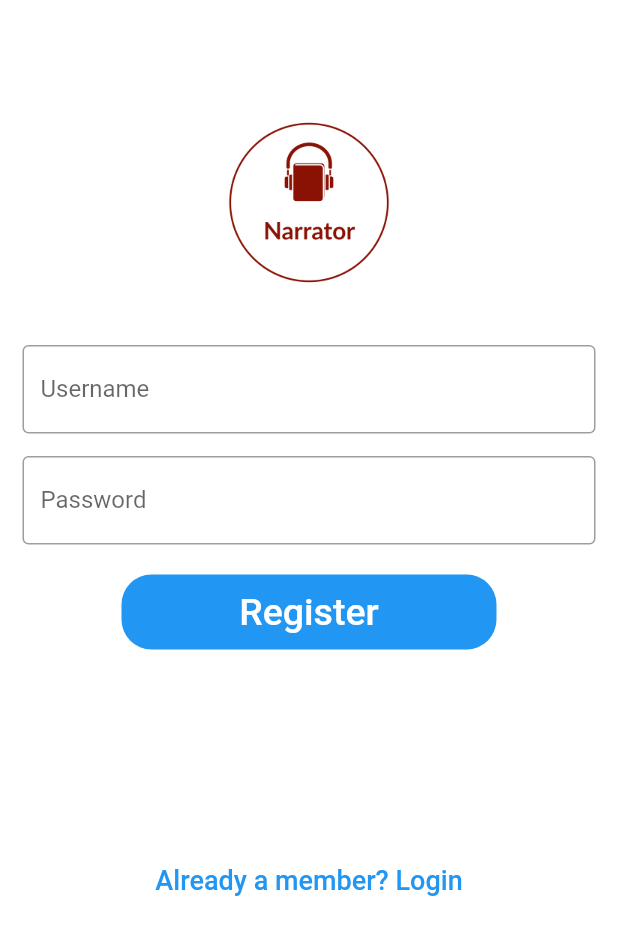
After one commit to aagatpokhrel/Narrator, a Flutter app: the screen it shows after launch, after a tap on "New user? Create an account", on a phone screen of 412 x 824 dp. The commit adds this screen. Shown: the top 935 px of the screen. Run offline on Flutter 3.47's test engine with Material 2 defaults, Android fonts, the phone set to English and light mode, and no system bars; our stand-ins replace file_picker, flutter_tts, google_fonts, speech_to_text, splashscreen; missing offline and left inert: highlight_text; network calls fail.

Commit message:
added login, register and welcome screen

```diff
--- a/lib/main.dart
+++ b/lib/main.dart
@@ -1,4 +1,4 @@
-import 'screens/home.dart';
+import 'package:dummy/screens/welcome_screen.dart';
 import 'package:flutter/material.dart';
 
 void main() {
@@ -15,7 +15,7 @@ class MyApp extends StatelessWidget {
         primarySwatch: Colors.red,
         visualDensity: VisualDensity.adaptivePlatformDensity,
       ),
-      home: HomeScreen(),
+      home: WelcomeScreen(),
     );
   }
 }
--- /dev/null
+++ b/lib/screens/login_screen.dart
@@ -0,0 +1,140 @@
+import 'home_screen.dart';
+import 'signup_screen.dart';
+import 'package:flutter/material.dart';
+
+class LoginScreen extends StatefulWidget {
+  static const String id = 'login_screen';
+
+  @override
+  _LoginScreenState createState() => _LoginScreenState();
+}
+
+class _LoginScreenState extends State<LoginScreen> {
+  String username = '';
+  String password = '';
+
+  @override
+  Widget build(BuildContext context) {
+    return Scaffold(
+      backgroundColor: Colors.white,
+      body: SingleChildScrollView(
+        child: Column(
+          children: [
+            Padding(
+              padding: const EdgeInsets.only(top: 60.0),
+              child: Center(
+                child: Container(
+                    width: 200,
+                    height: 150,
+                    child: Image.asset('assets/images/logo.png')),
+              ),
+            ),
+            Padding(
+              padding:const EdgeInsets.fromLTRB(
+                15.0,
+                20.0,
+                15.0,
+                0.0,
+              ),
+              child: TextField(
+                keyboardType: TextInputType.emailAddress,
+                onChanged: (value) {
+                  username = value;
+                },
+                textInputAction: TextInputAction.next,
+                decoration: const InputDecoration(
+                  border: OutlineInputBorder(),
+                  labelText: 'Username',
+                  hintText: 'Enter username',
+                ),
+              ),
+            ),
+            Padding(
+              padding: const EdgeInsets.only(
+                  left: 15.0, right: 15.0, top: 15, bottom: 0),
+              child: TextField(
+                onChanged: (value) {
+                  password = value;
+                },
+                obscureText: true,
+                decoration: const InputDecoration(
+                  border: OutlineInputBorder(),
+                  labelText: 'Password',
+                  hintText: 'Enter password',
+                ),
+                cursorColor: Colors.red,
+                cursorRadius: const Radius.circular(8.0),
+                cursorWidth: 8.0,
+              ),
+            ),
+            TextButton(
+              onPressed: () {
+                ScaffoldMessenger.of(context).showSnackBar(
+                  const SnackBar(
+                    content: Text(
+                      'Nope',
+                    ),
+                  ),
+                );
+              },
+              child: const Text(
+                'Forgot Password',
+                style: TextStyle(color: Colors.blue, fontSize: 15),
+              ),
+            ),
+            Container(
+              height: 50,
+              width: 250,
+              decoration: BoxDecoration(
+                color: Colors.blue,
+                borderRadius: BorderRadius.circular(20),
+              ),
+              child: TextButton(
+                onPressed: () {
+                  if (username.isEmpty || password.isEmpty) {
+                    ScaffoldMessenger.of(context).showSnackBar(
+                      const SnackBar(
+                        content: Text(
+                          'Please fill out all fields',
+                        ),
+                      ),
+                    );
+                    return;
+                  }
+                  Navigator.pushReplacement(
+                    context,
+                    MaterialPageRoute(
+                      builder: (context) => HomeScreen(),
+                    ),
+                  );
+                },
+                child: const Text(
+                  'Login',
+                  style: TextStyle(color: Colors.white, fontSize: 25),
+                ),
+              ),
+            ),
+            const SizedBox(height:30),
+            TextButton(
+              onPressed: () {
+                Navigator.pushReplacement(
+                  context,
+                  MaterialPageRoute(
+                      builder: (context) => RegisterScreen(),
+                  ),
+                );
+              },
+              child: const Text(
+                'New user? Create an account',
+                style: TextStyle(
+                  color: Colors.blue,
+                  fontSize: 18,
+                ),
+              ),
+            ),
+          ],
+        ),
+      ),
+    );
+  }
+}
--- /dev/null
+++ b/lib/screens/signup_screen.dart
@@ -0,0 +1,126 @@
+import 'package:dummy/screens/login_screen.dart';
+import 'package:flutter/material.dart';
+
+class RegisterScreen extends StatefulWidget {
+  static const String id = 'register_screen';
+
+  @override
+  _RegisterScreenState createState() => _RegisterScreenState();
+}
+
+class _RegisterScreenState extends State<RegisterScreen> {
+  String username = '';
+  String password = '';
+
+  @override
+  Widget build(BuildContext context) {
+    return Scaffold(
+      backgroundColor: Colors.white,
+      body: SingleChildScrollView(
+        child: Column(
+          children: [
+            Padding(
+              padding: EdgeInsets.only(top: 60.0),
+              child: Center(
+                child: Container(
+                    width: 200,
+                    height: 150,
+                    child: Image.asset('assets/images/logo.png')),
+              ),
+            ),
+            Padding(
+              padding: EdgeInsets.fromLTRB(
+                15.0,
+                20.0,
+                15.0,
+                0.0,
+              ),
+              child: TextField(
+                onChanged: (value) {
+                  username = value;
+                },
+                keyboardType: TextInputType.emailAddress,
+                textInputAction: TextInputAction.next,
+                decoration: InputDecoration(
+                    border: OutlineInputBorder(),
+                    labelText: 'Username',
+                    hintText: 'Enter username'),
+              ),
+            ),
+            Padding(
+              padding: const EdgeInsets.only(
+                  left: 15.0, right: 15.0, top: 15, bottom: 0),
+              child: TextField(
+                onChanged: (value) {
+                  password = value;
+                },
+                obscureText: true,
+                decoration: InputDecoration(
+                  border: OutlineInputBorder(),
+                  labelText: 'Password',
+                  hintText: 'Enter password',
+                ),
+                cursorColor: Colors.red,
+                cursorRadius: Radius.circular(8.0),
+                cursorWidth: 8.0,
+              ),
+            ),
+            Container(
+              margin: EdgeInsets.only(top: 20),
+              height: 50,
+              width: 250,
+              decoration: BoxDecoration(
+                color: Colors.blue,
+                borderRadius: BorderRadius.circular(20),
+              ),
+              child: TextButton(
+                onPressed: () {
+                  if (username.isEmpty || password.isEmpty) {
+                    ScaffoldMessenger.of(context).showSnackBar(
+                      SnackBar(
+                        content: Text(
+                          'Please fill out all fields',
+                        ),
+                      ),
+                    );
+                    return;
+                  }
+                  ScaffoldMessenger.of(context).showSnackBar(
+                    SnackBar(
+                      content: Text('Successfully created account'),
+                    ),
+                  );
+                  Navigator.pop(context);
+                },
+                child: Text(
+                  'Register',
+                  style: TextStyle(color: Colors.white, fontSize: 25),
+                ),
+              ),
+            ),
+            SizedBox(
+              height: 130,
+            ),
+            TextButton(
+              onPressed: () {
+                Navigator.pushReplacement(
+                    context,
+                    MaterialPageRoute(
+                      builder: (context) => LoginScreen(),
+                    ),
+                  );
+              },
+              child: Text(
+                'Already a member? Login',
+                style: TextStyle(
+                  color: Colors.blue,
+                  fontSize: 18,
+                ),
+              ),
+            ),
+          ],
+        ),
+      ),
+    );
+  }
+}
--- /dev/null
+++ b/lib/screens/welcome_screen.dart
@@ -0,0 +1,29 @@
+import 'package:dummy/screens/home_screen.dart';
+import 'package:dummy/screens/login_screen.dart';
+import 'package:flutter/material.dart';
+import 'package:splashscreen/splashscreen.dart';
+
+class WelcomeScreen extends StatefulWidget {
+  const WelcomeScreen({ Key? key }) : super(key: key);
+
+  @override
+  State<WelcomeScreen> createState() => _WelcomeScreenState();
+}
+
+class _WelcomeScreenState extends State<WelcomeScreen> {
+  @override
+  Widget build(BuildContext context) {
+    return SplashScreen(
+      seconds: 3,
+      navigateAfterSeconds: LoginScreen(),
+      title: const Text(
+        'Narrator',
+        style: TextStyle(fontWeight: FontWeight.bold, fontSize: 20.0),
+      ),
+      image: Image.network(
+          'https://flutter.io/images/catalog-widget-placeholder.png'),
+      backgroundColor: Colors.white,
+      loaderColor: Colors.red,
+    );
+  }
+}
--- a/pubspec.yaml
+++ b/pubspec.yaml
@@ -41,7 +41,7 @@ dependencies:
   google_fonts: ^1.1.2
   file_picker: ^4.3.2
   http: ^0.12.2
-
+  splashscreen: ^1.3.5
 dev_dependencies:
   flutter_test:
     sdk: flutter
@@ -65,7 +65,8 @@ flutter:
   uses-material-design: true
 
   # To add assets to your application, add an assets section, like this:
-  # assets:
+  assets:
+    - assets/images/
   #   - images/a_dot_burr.jpeg
   #   - images/a_dot_ham.jpeg
 
```
Also changed, not shown: lib/screens/content_screen.dart (renamed from lib/screens/show_text.dart, +4 -4 lines), lib/screens/feed_screen.dart (renamed from lib/screens/feed.dart, +4 -5 lines), lib/screens/home_screen.dart (renamed from lib/screens/home.dart, +6 -12 lines), lib/screens/input_screen.dart (renamed from lib/screens/add_text.dart, +7 -7 lines), assets/images/logo.png (added), pubspec.lock.
